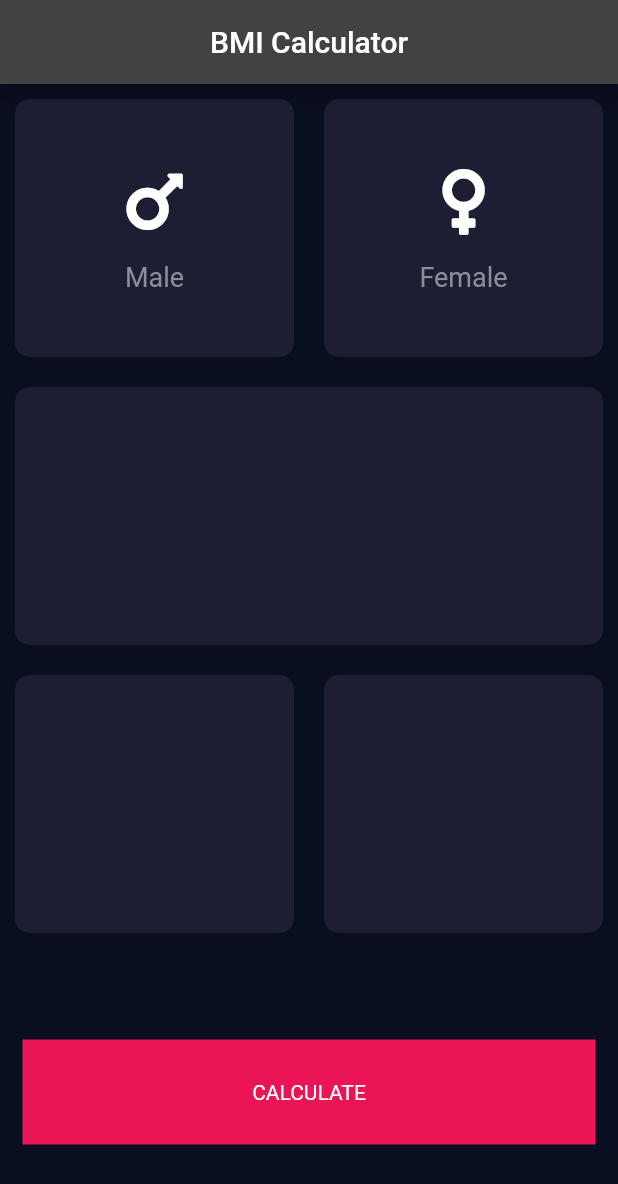
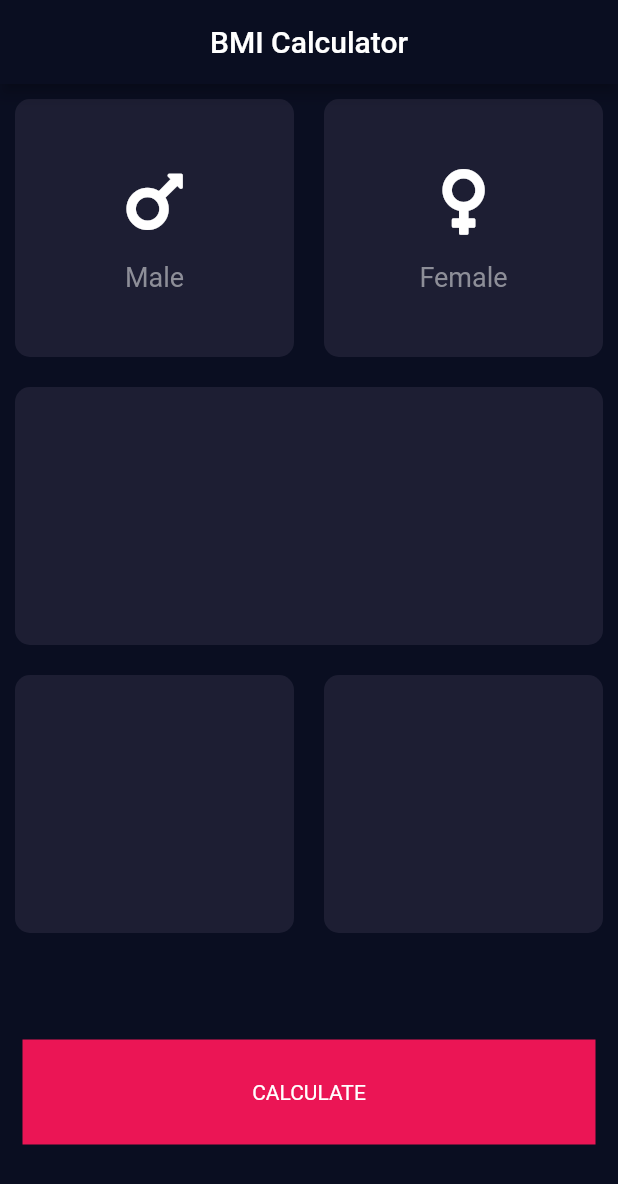
Before and after one commit to Norsyabani/praktikum-android, a Flutter app: the screen it shows after launch, on a phone screen of 412 x 824 dp. Shown: the top 1184 px of the screen. Run offline on Flutter 3.47's test engine with Material 2 defaults, Android fonts, the phone set to English and light mode, and no system bars; our stand-ins replace font_awesome_flutter.

Commit message:
change AppBar background color

```diff
--- a/lib/input_page.dart
+++ b/lib/input_page.dart
@@ -18,6 +18,7 @@ class _InputPageState extends State<InputPage> {
     return Scaffold(
       appBar: AppBar(
         title: Text('BMI Calculator'),
+        backgroundColor: Color(0xFF0A0E21),
         centerTitle: true,
       ),
       body: Column(
```
